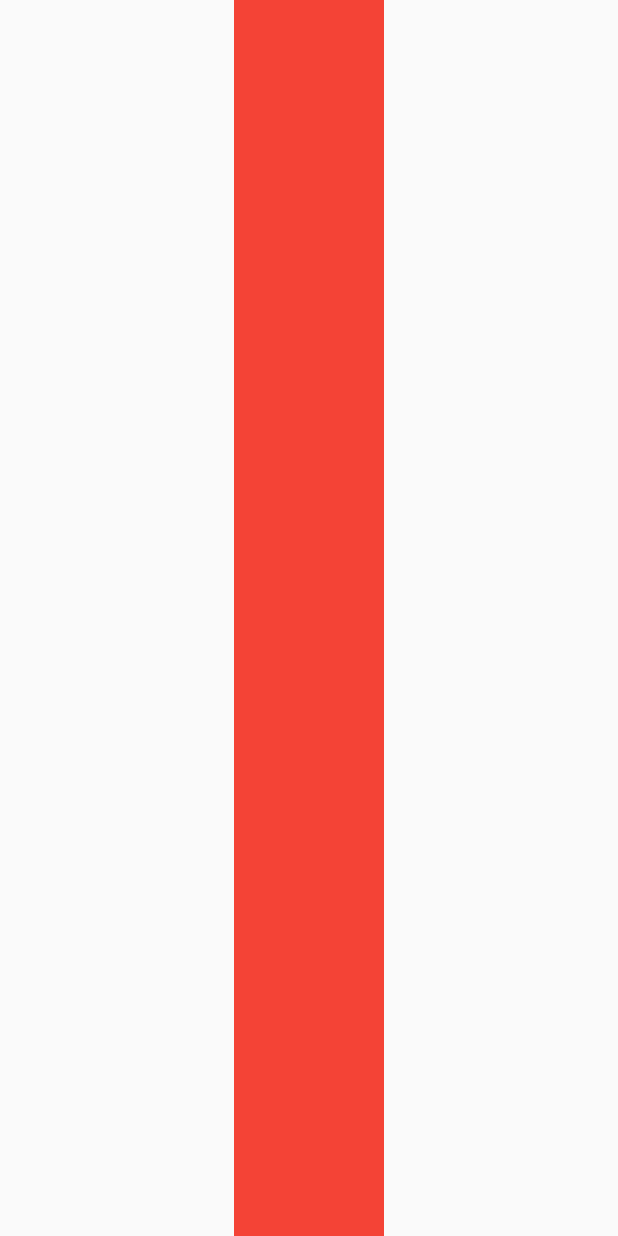
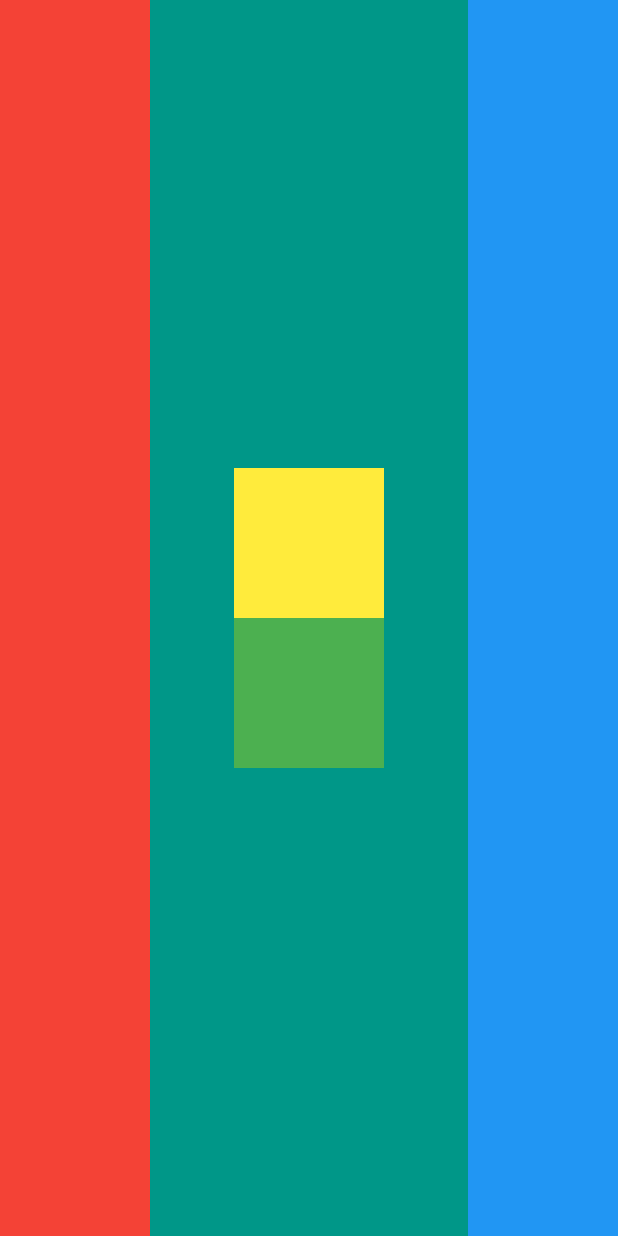
Before and after one commit to lucas-marianno/Flutter_Development_Bootcamp, a Flutter app: the screen it shows after launch, on a phone screen of 412 x 824 dp. Run offline on Flutter 3.47's test engine with Material 2 defaults, Android fonts, the phone set to English and light mode, and no system bars.

Commit message:
layouts exercise

```diff
--- a/layouts/lib/main.dart
+++ b/layouts/lib/main.dart
@@ -13,12 +13,35 @@ class MyApp extends StatelessWidget {
       debugShowCheckedModeBanner: false,
       home: SafeArea(
         child: Scaffold(
+          backgroundColor: Colors.teal,
           //appBar: AppBar(title: Text('App bar'),),
-          body: Center(
-            child: Container(
-                width: 100,
-                color: Colors.red,
-              )
+          body: Row(
+            mainAxisAlignment: MainAxisAlignment.spaceBetween,
+            children: [
+              Container(
+                  width: 100,
+                  color: Colors.red,
+                ),
+              Column(
+                mainAxisAlignment: MainAxisAlignment.center,
+                children: [
+                  Container(
+                      width: 100,
+                      height: 100,
+                      color: Colors.yellow,
+                    ),
+                  Container(
+                    width: 100,
+                    height: 100,
+                    color: Colors.green,
+                  ),
+                ],
+              ),
+              Container(
+                  width: 100,
+                  color: Colors.blue,
+                ),
+            ],
           ),
         ),
       ),
```
Also changed, not shown: layouts/Untitled.png (added).
